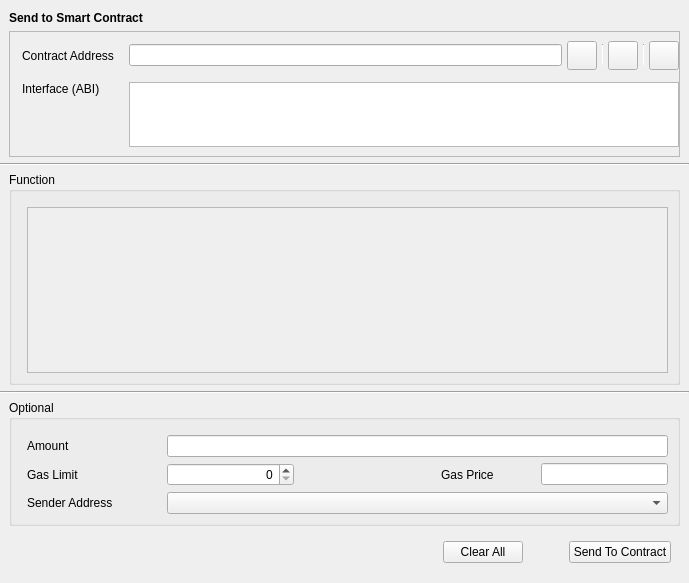
Above: src/qt/forms/sendtocontract.ui from qtumproject/qtum before the change. Below: the same form after it.
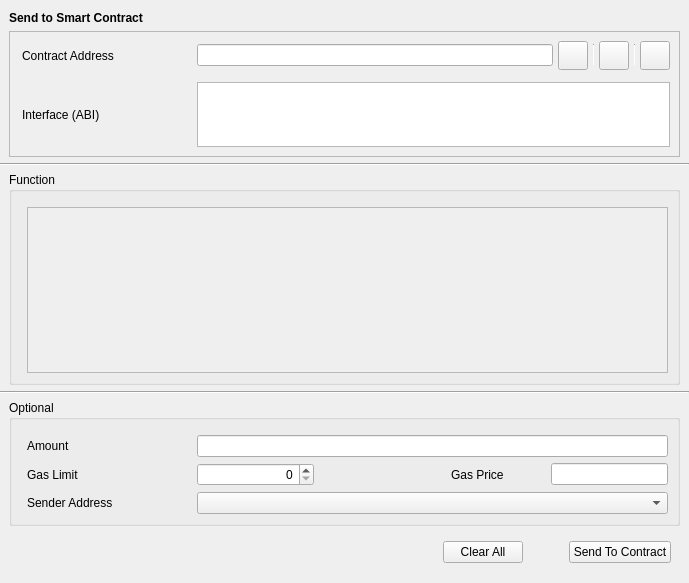
That is the form after the change. Custom widgets are drawn as their Qt base class.

Commit message: Update smart contract layout

```diff
--- a/src/qt/forms/sendtocontract.ui
+++ b/src/qt/forms/sendtocontract.ui
@@ -86,12 +86,34 @@
               <property name="leftMargin">
                <number>12</number>
               </property>
+              <property name="rightMargin">
+               <number>9</number>
+              </property>
               <property name="horizontalSpacing">
                <number>15</number>
               </property>
               <property name="verticalSpacing">
                <number>12</number>
               </property>
+              <item row="1" column="2">
+               <widget class="QValidatedTextEdit" name="textEditInterface">
+                <property name="sizePolicy">
+                 <sizepolicy hsizetype="Expanding" vsizetype="Fixed">
+                  <horstretch>0</horstretch>
+                  <verstretch>0</verstretch>
+                 </sizepolicy>
+                </property>
+                <property name="maximumSize">
+                 <size>
+                  <width>16777215</width>
+                  <height>65</height>
+                 </size>
+                </property>
+                <property name="horizontalScrollBarPolicy">
+                 <enum>Qt::ScrollBarAlwaysOff</enum>
+                </property>
+               </widget>
+              </item>
               <item row="0" column="2">
                <layout class="QHBoxLayout" name="horizontalLayout_2">
                 <property name="spacing">
@@ -176,34 +198,16 @@
                 </item>
                </layout>
               </item>
-              <item row="0" column="0">
-               <widget class="QLabel" name="labelContractAddress">
-                <property name="text">
-                 <string>Contract Address</string>
-                </property>
-               </widget>
-              </item>
-              <item row="1" column="2">
-               <widget class="QValidatedTextEdit" name="textEditInterface">
-                <property name="sizePolicy">
-                 <sizepolicy hsizetype="Expanding" vsizetype="Fixed">
-                  <horstretch>0</horstretch>
-                  <verstretch>0</verstretch>
-                 </sizepolicy>
-                </property>
-                <property name="maximumSize">
-                 <size>
-                  <width>16777215</width>
-                  <height>65</height>
-                 </size>
-                </property>
-                <property name="horizontalScrollBarPolicy">
-                 <enum>Qt::ScrollBarAlwaysOff</enum>
-                </property>
-               </widget>
-              </item>
-              <item row="1" column="0" alignment="Qt::AlignTop">
+              <item row="1" column="0">
+               <layout class="QVBoxLayout" name="verticalLayout_8">
+                <item>
                <widget class="QLabel" name="labelInterface">
+                  <property name="minimumSize">
+                   <size>
+                    <width>160</width>
+                    <height>0</height>
+                   </size>
+                  </property>
                 <property name="text">
                  <string>Interface (ABI)</string>
                 </property>
@@ -211,6 +215,25 @@
               </item>
              </layout>
             </item>
+              <item row="0" column="0">
+               <layout class="QVBoxLayout" name="verticalLayout_9">
+                <item>
+                 <widget class="QLabel" name="labelContractAddress">
+                  <property name="minimumSize">
+                   <size>
+                    <width>160</width>
+                    <height>0</height>
+                   </size>
+                  </property>
+                  <property name="text">
+                   <string>Contract Address</string>
+                  </property>
+                 </widget>
+                </item>
+               </layout>
+              </item>
+             </layout>
+            </item>
            </layout>
           </widget>
          </item>
@@ -314,7 +337,7 @@
               </property>
               <property name="minimumSize">
                <size>
-                <width>130</width>
+                <width>160</width>
                 <height>0</height>
                </size>
               </property>
@@ -362,7 +385,7 @@
               </property>
               <property name="minimumSize">
                <size>
-                <width>130</width>
+                <width>160</width>
                 <height>0</height>
                </size>
               </property>
@@ -384,7 +407,7 @@
               </property>
               <property name="minimumSize">
                <size>
-                <width>130</width>
+                <width>160</width>
                 <height>0</height>
                </size>
               </property>
```
Lines whose indentation alone changed are shown as unchanged. The commit also changes 4 other files.
